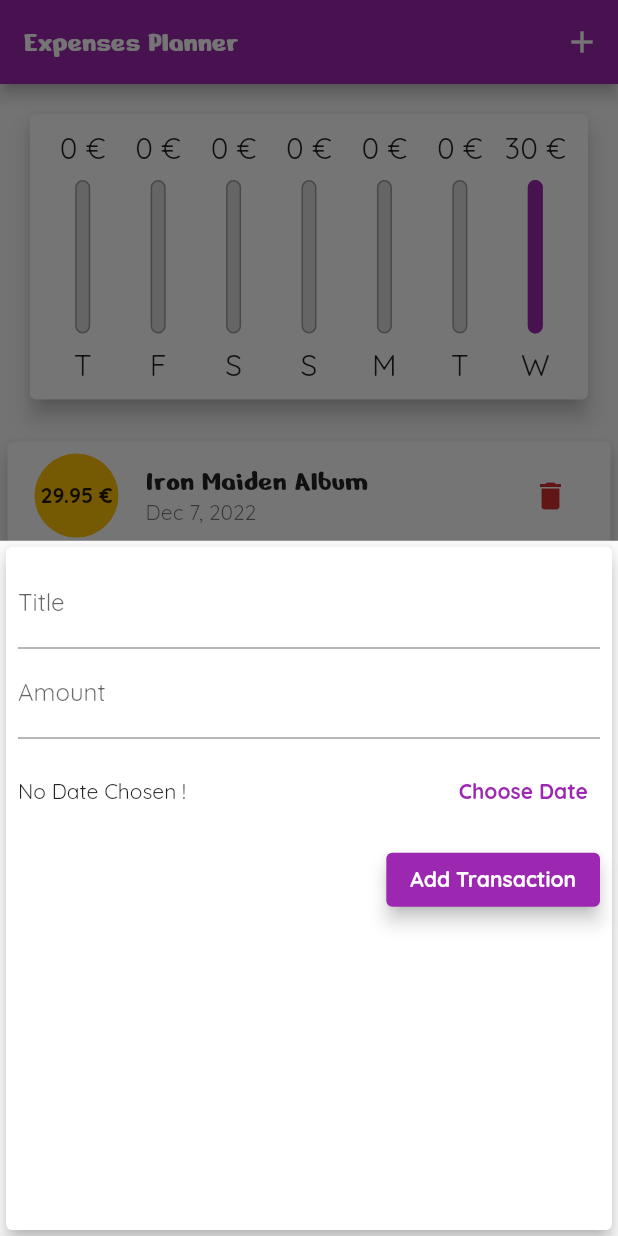
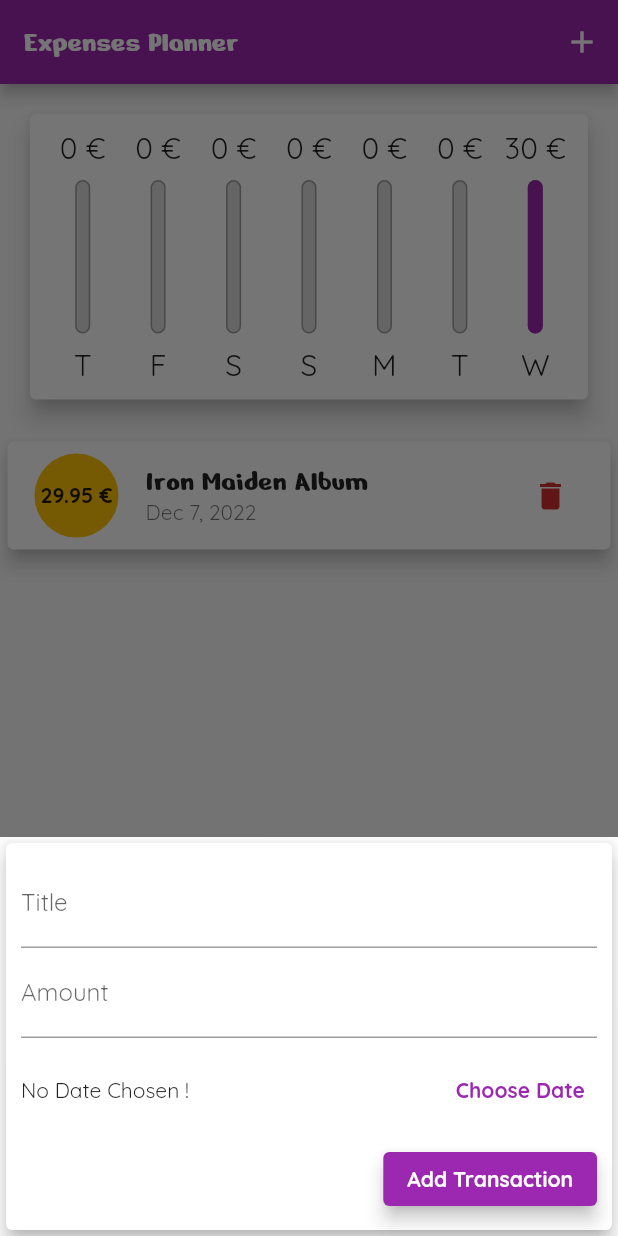
Before and after one commit to CyrilPonsan/flutter_complete_guide_2, a Flutter app: the screen it shows after launch, after a tap on the "delete" icon, after a tap on the "add" icon, on a phone screen of 412 x 824 dp. Run offline on Flutter 3.47's test engine with Material 2 defaults, Android fonts, the phone set to English and light mode, and no system bars.

```diff
--- a/lib/main.dart
+++ b/lib/main.dart
@@ -1,5 +1,4 @@
 import 'package:flutter/material.dart';
-import 'package:flutter/services.dart';
 
 import 'widgets/chart.dart';
 import 'widgets/transaction_list.dart';
@@ -146,6 +145,7 @@ class _MyHomePageState extends State<MyHomePage> {
                       .3,
                   child: Chart(recentTransactions: _recentTransactions)),
             if (!isLandscape) txListWidget,
+            if (isLandscape)
               _showChart
                   ? SizedBox(
                       height: (MediaQuery.of(context).size.height -
--- a/lib/widgets/new_transaction.dart
+++ b/lib/widgets/new_transaction.dart
@@ -44,10 +44,15 @@ class _NewTransactionState extends State<NewTransaction> {
 
   @override
   Widget build(BuildContext context) {
-    return Card(
+    return SingleChildScrollView(
+      child: Card(
         elevation: 5,
         child: Container(
-        padding: const EdgeInsets.all(8),
+          padding: EdgeInsets.only(
+              top: 10,
+              left: 10,
+              right: 10,
+              bottom: MediaQuery.of(context).viewInsets.bottom + 10),
           child: Column(crossAxisAlignment: CrossAxisAlignment.end, children: [
             TextField(
               controller: titleController,
@@ -92,6 +97,7 @@ class _NewTransactionState extends State<NewTransaction> {
             ),
           ]),
         ),
+      ),
     );
   }
 }
```
Lines whose indentation alone changed are shown as unchanged.
